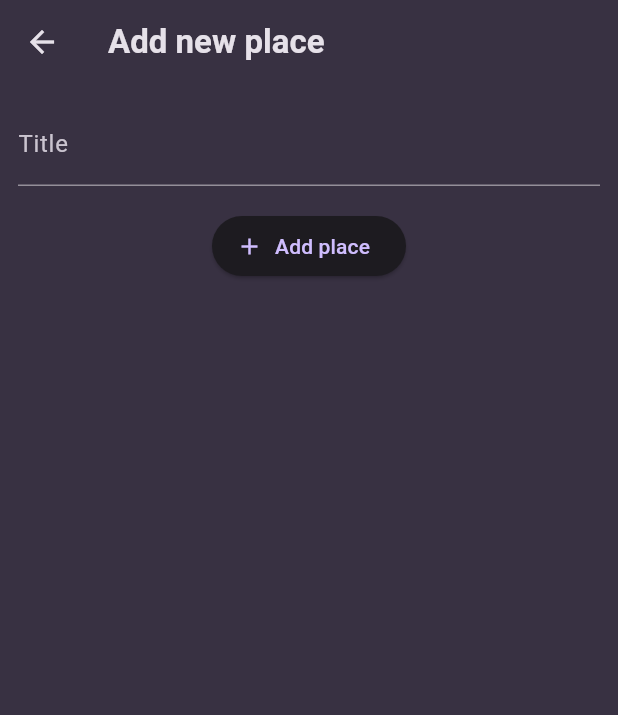
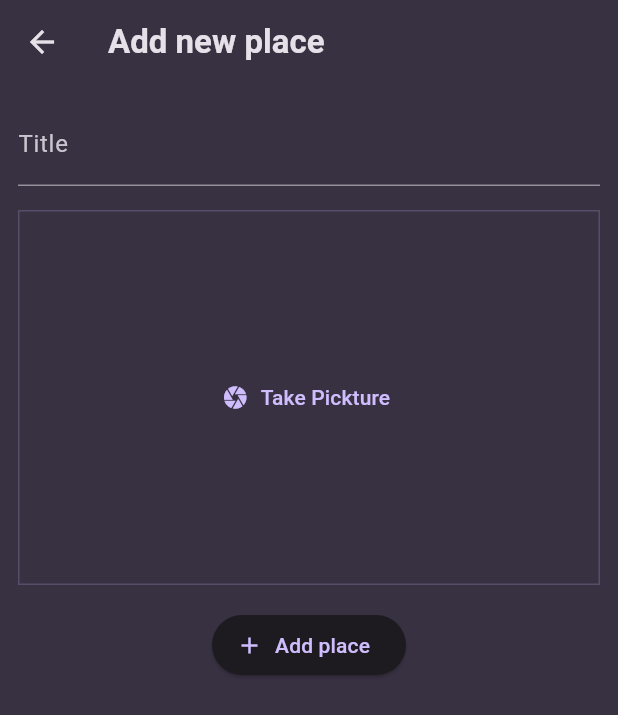
Before and after one commit to lightrao/fdtcg_favorite_places_app, a Flutter app: the AddPlaceScreen screen opened directly, on a phone screen of 412 x 824 dp. Shown: the top 715 px of the screen. Run offline on Flutter 3.47's test engine with Material 3 defaults, Android fonts, the light colour scheme and no system bars; our stand-ins replace flutter_riverpod, google_fonts.

Commit message:
Adding a "Pick an Image" Input

```diff
--- a/lib/screens/add_place.dart
+++ b/lib/screens/add_place.dart
@@ -1,4 +1,5 @@
 import 'package:fdtcg_favorite_places_app/providers/user_places.dart';
+import 'package:fdtcg_favorite_places_app/widgets/image_input.dart';
 import 'package:flutter/material.dart';
 import 'package:flutter_riverpod/flutter_riverpod.dart';
 
@@ -53,6 +54,10 @@
             const SizedBox(
               height: 16,
             ),
+            ImageInput(),
+            const SizedBox(
+              height: 16,
+            ),
             ElevatedButton.icon(
               onPressed: _savePlace,
               icon: const Icon(Icons.add),
--- /dev/null
+++ b/lib/widgets/image_input.dart
@@ -0,0 +1,34 @@
+import 'package:flutter/material.dart';
+
+class ImageInput extends StatefulWidget {
+  const ImageInput({super.key});
+
+  @override
+  State<ImageInput> createState() {
+    return _ImageInputState();
+  }
+}
+
+class _ImageInputState extends State<ImageInput> {
+  void _takePicture() {}
+
+  @override
+  Widget build(BuildContext context) {
+    return Container(
+      decoration: BoxDecoration(
+        border: Border.all(
+          width: 1,
+          color: Theme.of(context).colorScheme.primary.withOpacity(0.2),
+        ),
+      ),
+      height: 250,
+      width: double.infinity,
+      alignment: Alignment.center,
+      child: TextButton.icon(
+        onPressed: _takePicture,
+        label: const Text('Take Pickture'),
+        icon: const Icon(Icons.camera),
+      ),
+    );
+  }
+}
```
